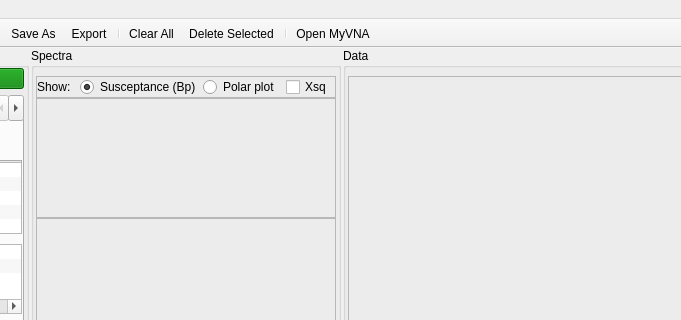
The window that QCM_GUI_test6.ui (shullgroup/rheoQCM) describes before a commit, drawn with Qt 5; both pictures show x 219 to 900 and y 0 to 320 of the 1114 by 844 pixel window.
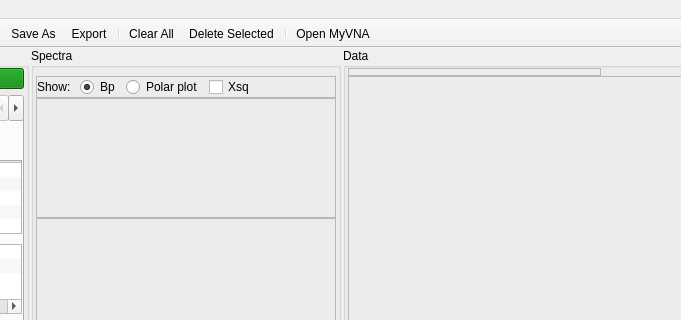
The same window after the commit. The open tabs and pages were chosen to show the change. Icons and pictures are not drawn.

Patch:
```diff
--- a/QCM_GUI_test6.ui
+++ b/QCM_GUI_test6.ui
@@ -4497,7 +4497,7 @@
                  <item>
                   <widget class="QRadioButton" name="radioButton_spectra_showBp">
                    <property name="text">
-                    <string>Susceptance (Bp)</string>
+                    <string>Bp</string>
                    </property>
                    <property name="checked">
                     <bool>true</bool>
@@ -5510,6 +5510,34 @@
           <property name="rightMargin">
            <number>6</number>
           </property>
+          <item>
+           <widget class="QFrame" name="frame_legend">
+            <property name="sizePolicy">
+             <sizepolicy hsizetype="Expanding" vsizetype="Preferred">
+              <horstretch>0</horstretch>
+              <verstretch>0</verstretch>
+             </sizepolicy>
+            </property>
+            <property name="minimumSize">
+             <size>
+              <width>0</width>
+              <height>0</height>
+             </size>
+            </property>
+            <property name="maximumSize">
+             <size>
+              <width>16777215</width>
+              <height>16777215</height>
+             </size>
+            </property>
+            <property name="frameShape">
+             <enum>QFrame::StyledPanel</enum>
+            </property>
+            <property name="frameShadow">
+             <enum>QFrame::Sunken</enum>
+            </property>
+           </widget>
+          </item>
           <item>
            <spacer name="horizontalSpacer_14">
             <property name="orientation">
```
Left out of the diff: 4 changed lines with no effect on the pictures.
